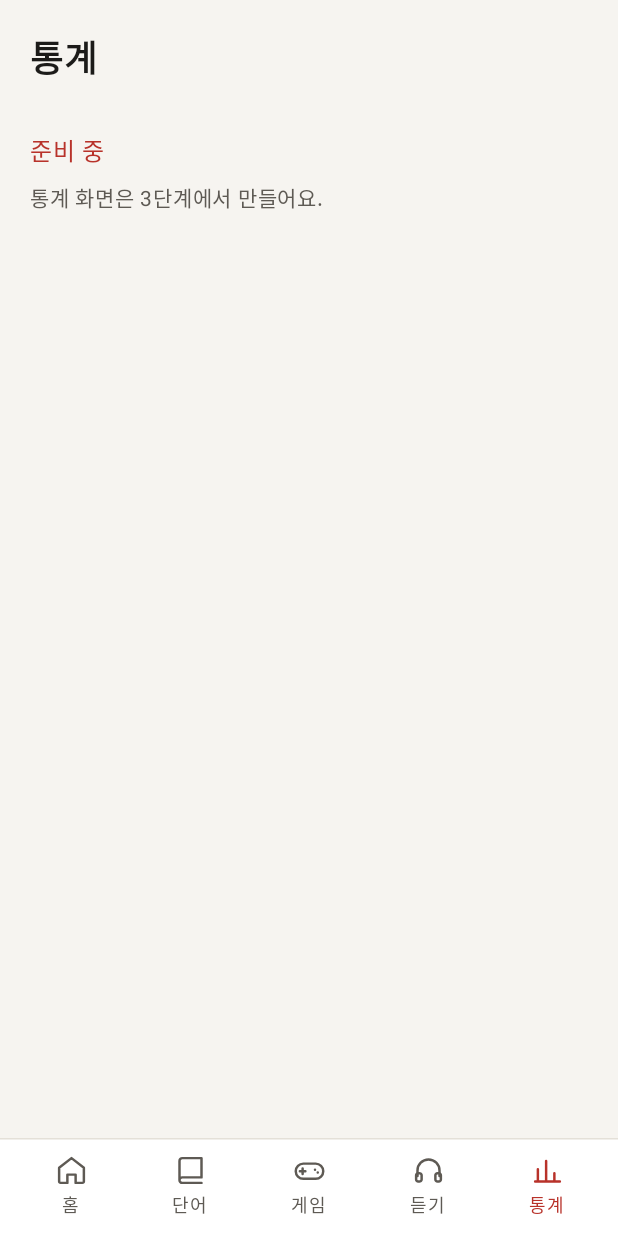
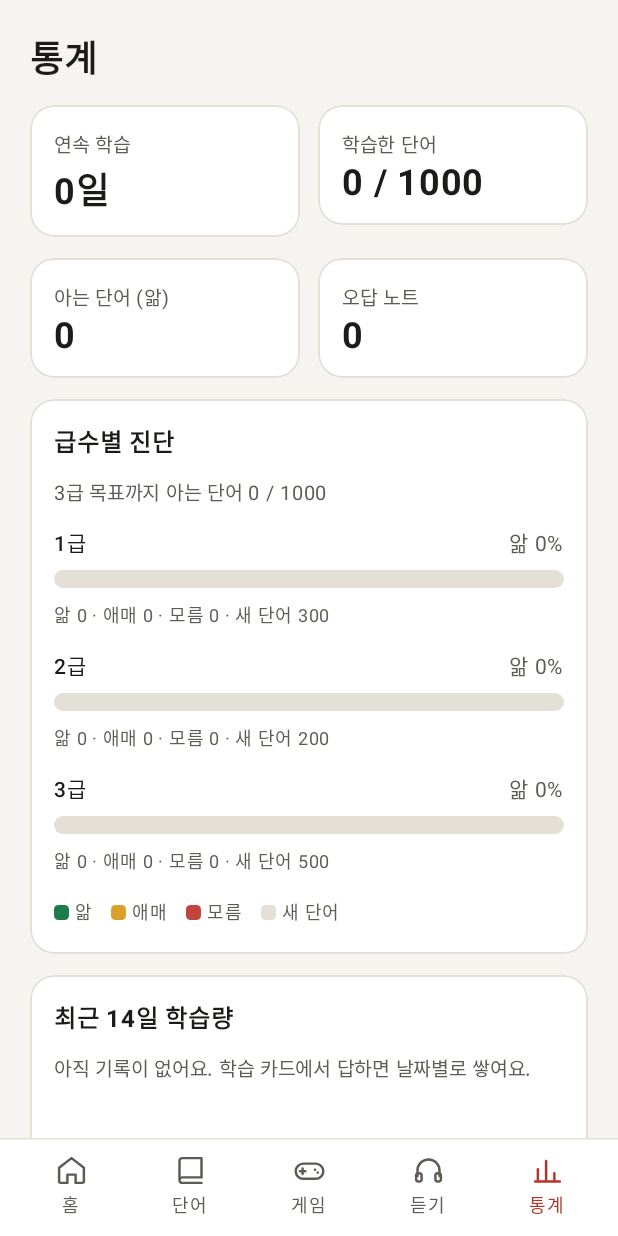
Before and after one commit to hwanseong/hskStudy, an Android app built with Jetpack Compose: the screen it shows after launch (MainActivity), item 5 of the bottom bar chosen, on a phone screen of 412 x 824 dp. Run offline under Robolectric (Android 15) with nearby library versions, the phone set to English and light mode, and no system bars; 3 statements that could not run were skipped.

Commit message:
통계 화면
- 연속 학습, 학습한 단어, 아는 단어, 오답 노트 수
- 급수별 진단: 앎·애매·모름·새 단어 분포
- 최근 14일 학습량 (오늘부터 날짜별로 답한 횟수 기록)
- 게임 정답률 추이(최근 20판), 평균 정답률·최고 점수, 최근 게임 5판

Co-Authored-By: Claude Opus 5.5 <noreply@anthropic.com>
Claude-Session: https://claude.ai/code/session_01DjX9FZwJxRMdZwod29hHRJ

```diff
--- a/app/src/main/java/com/hwanseong/hskstudy/MainActivity.kt
+++ b/app/src/main/java/com/hwanseong/hskstudy/MainActivity.kt
@@ -145,7 +145,7 @@ fun App(data: VocabData, progress: ProgressStore, requestedTab: MutableState<Tab
                         Tab.WORDS -> WordsScreen(data, progress)
                         Tab.GAME -> GameSetupScreen(data) { s -> gameKey += 1; game = s }
                         Tab.LISTEN -> ListenScreen(data)
-                        Tab.STATS -> ComingSoon("통계", "통계 화면은 3단계에서 만들어요.")
+                        Tab.STATS -> StatsScreen(data, progress)
                     }
                     if (tab != Tab.HOME) BackHandler { tab = Tab.HOME }
                 }
--- a/app/src/main/java/com/hwanseong/hskstudy/Progress.kt
+++ b/app/src/main/java/com/hwanseong/hskstudy/Progress.kt
@@ -47,7 +47,14 @@ class ProgressStore(context: Context) {
         status[id] = s
         prefs.edit().putInt("s_$id", s.code).apply()
         markStudiedToday()
+        val key = "d_${LocalDate.now()}"
+        daily.edit().putInt(key, daily.getInt(key, 0) + 1).apply()
     }
+
+    /** 날짜별 답한 횟수 (통계용). 키 "d_2026-11-21" */
+    private val daily = context.getSharedPreferences("daily", Context.MODE_PRIVATE)
+
+    fun answeredOn(date: LocalDate): Int = daily.getInt("d_$date", 0)
 
     fun isFavorite(id: Int): Boolean = favorites[id] == true
 
--- /dev/null
+++ b/app/src/main/java/com/hwanseong/hskstudy/StatsScreen.kt
@@ -0,0 +1,236 @@
+package com.hwanseong.hskstudy
+
+import android.content.Context
+import androidx.compose.foundation.Canvas
+import androidx.compose.foundation.background
+import androidx.compose.foundation.border
+import androidx.compose.foundation.layout.Arrangement
+import androidx.compose.foundation.layout.Box
+import androidx.compose.foundation.layout.Column
+import androidx.compose.foundation.layout.Row
+import androidx.compose.foundation.layout.fillMaxSize
+import androidx.compose.foundation.layout.fillMaxWidth
+import androidx.compose.foundation.layout.height
+import androidx.compose.foundation.layout.padding
+import androidx.compose.foundation.layout.size
+import androidx.compose.foundation.rememberScrollState
+import androidx.compose.foundation.shape.RoundedCornerShape
+import androidx.compose.foundation.verticalScroll
+import androidx.compose.material3.Text
+import androidx.compose.runtime.Composable
+import androidx.compose.ui.Alignment
+import androidx.compose.ui.Modifier
+import androidx.compose.ui.draw.clip
+import androidx.compose.ui.geometry.CornerRadius
+import androidx.compose.ui.geometry.Offset
+import androidx.compose.ui.geometry.Size
+import androidx.compose.ui.graphics.Color
+import androidx.compose.ui.graphics.PathEffect
+import androidx.compose.ui.platform.LocalContext
+import androidx.compose.ui.text.font.FontWeight
+import androidx.compose.ui.text.style.TextAlign
+import androidx.compose.ui.unit.dp
+import androidx.compose.ui.unit.sp
+import java.time.Instant
+import java.time.LocalDate
+import java.time.ZoneId
+import java.time.format.DateTimeFormatter
+
+/** 게임 기록 한 줄: 시각,모드,급수,푼 문제,맞힌 문제,점수,최고 콤보,초 */
+data class GameRecord(val at: Long, val mode: String, val level: Int, val answered: Int, val correct: Int, val score: Int) {
+    val rate: Int get() = if (answered == 0) 0 else correct * 100 / answered
+}
+
+fun loadGameRecords(c: Context): List<GameRecord> =
+    (c.getSharedPreferences("history", Context.MODE_PRIVATE).getString("games", "") ?: "")
+        .lines().mapNotNull { line ->
+            val f = line.split(",")
+            if (f.size < 6) null else runCatching {
+                GameRecord(f[0].toLong(), f[1], f[2].toInt(), f[3].toInt(), f[4].toInt(), f[5].toInt())
+            }.getOrNull()
+        }
+
+private val KnownC = Color(0xFF1F7A4D)
+private val UnsureC = Color(0xFFD9A12B)
+private val UnknownC = Color(0xFFC2453B)
+private val NewC = Color(0xFFE4E0D8)
+
+@Composable
+fun StatsScreen(data: VocabData, progress: ProgressStore) {
+    val context = LocalContext.current
+    val games = loadGameRecords(context)
+    val wrongCount = WrongNote.keys(context).size
+    val studied = data.words.count { progress.statusOf(it.id) != WordStatus.NEW }
+    val known = data.words.count { progress.statusOf(it.id) == WordStatus.KNOWN }
+    val today = LocalDate.now()
+    val days = (13 downTo 0).map { today.minusDays(it.toLong()) }
+    val daily = days.map { progress.answeredOn(it) }
+
+    Column(
+        Modifier.fillMaxSize().verticalScroll(rememberScrollState()).padding(horizontal = 20.dp),
+        verticalArrangement = Arrangement.spacedBy(14.dp),
+    ) {
+        Text("통계", fontSize = 24.sp, fontWeight = FontWeight.Bold, color = Ink, modifier = Modifier.padding(top = 20.dp))
+
+        Row(horizontalArrangement = Arrangement.spacedBy(12.dp)) {
+            Stat("연속 학습", "${progress.streak}일", Modifier.weight(1f))
+            Stat("학습한 단어", "$studied / ${data.words.size}", Modifier.weight(1f))
+        }
+        Row(horizontalArrangement = Arrangement.spacedBy(12.dp)) {
+            Stat("아는 단어 (앎)", "$known", Modifier.weight(1f))
+            Stat("오답 노트", "$wrongCount", Modifier.weight(1f))
+        }
+
+        // 진단: 급수별 상태 분포
+        Card("급수별 진단") {
+            Text("3급 목표까지 아는 단어 $known / ${data.words.size}", fontSize = 13.sp, color = Secondary)
+            for (level in 1..3) {
+                val ws = data.words.filter { it.level == level }
+                val k = ws.count { progress.statusOf(it.id) == WordStatus.KNOWN }
+                val u = ws.count { progress.statusOf(it.id) == WordStatus.UNSURE }
+                val x = ws.count { progress.statusOf(it.id) == WordStatus.UNKNOWN }
+                val n = ws.size - k - u - x
+                Column(verticalArrangement = Arrangement.spacedBy(6.dp)) {
+                    Row(Modifier.fillMaxWidth(), horizontalArrangement = Arrangement.SpaceBetween) {
+                        Text("${level}급", fontSize = 14.sp, fontWeight = FontWeight.Medium, color = Ink)
+                        Text("앎 ${k * 100 / ws.size.coerceAtLeast(1)}%", fontSize = 14.sp, color = Secondary)
+                    }
+                    StackedBar(listOf(k to KnownC, u to UnsureC, x to UnknownC, n to NewC))
+                    Text("앎 $k · 애매 $u · 모름 $x · 새 단어 $n", fontSize = 12.sp, color = Secondary)
+                }
+            }
+            Legend()
+        }
+
+        // 최근 14일 학습량
+        Card("최근 14일 학습량") {
+            val total = daily.sum()
+            Text(
+                if (total == 0) "아직 기록이 없어요. 학습 카드에서 답하면 날짜별로 쌓여요." else "14일 동안 ${total}번 답했어요",
+                fontSize = 13.sp, color = Secondary,
+            )
+            BarChart(daily, highlightLast = true)
+            Row(Modifier.fillMaxWidth(), horizontalArrangement = Arrangement.SpaceBetween) {
+                val f = DateTimeFormatter.ofPattern("M/d")
+                Text(days.first().format(f), fontSize = 11.sp, color = Secondary)
+                Text("오늘", fontSize = 11.sp, color = Secondary)
+            }
+        }
+
+        // 게임 정답률 추이
+        Card("게임 정답률") {
+            if (games.isEmpty()) {
+                Text("아직 게임 기록이 없어요.", fontSize = 13.sp, color = Secondary)
+            } else {
+                val recent = games.takeLast(20)
+                val avg = games.sumOf { it.correct } * 100 / games.sumOf { it.answered }.coerceAtLeast(1)
+                Text("게임 ${games.size}판 · 평균 정답률 $avg% · 최고 점수 ${"%,d".format(games.maxOf { it.score })}", fontSize = 13.sp, color = Secondary)
+                RateChart(recent.map { it.rate })
+                Text("최근 ${recent.size}판, 왼쪽이 오래된 판 · 점선은 80%", fontSize = 11.sp, color = Secondary)
+            }
+        }
+
+        if (games.isNotEmpty()) {
+            Card("최근 게임") {
+                val f = DateTimeFormatter.ofPattern("M/d HH:mm")
+                games.takeLast(5).reversed().forEach { g ->
+                    Row(Modifier.fillMaxWidth().padding(vertical = 4.dp), verticalAlignment = Alignment.CenterVertically) {
+                        Text(
+                            Instant.ofEpochMilli(g.at).atZone(ZoneId.systemDefault()).format(f),
+                            fontSize = 13.sp, color = Secondary, modifier = Modifier.weight(1.1f),
+                        )
+                        Text(
+                            "${if (g.mode == "word") "단어" else "예문"} · ${if (g.level == 0) "전체" else "${g.level}급"}",
+                            fontSize = 13.sp, color = Ink, modifier = Modifier.weight(1f),
+                        )
+                        Text("${g.correct}/${g.answered}", fontSize = 13.sp, color = Ink, modifier = Modifier.weight(0.6f), textAlign = TextAlign.End)
+                        Text("${g.rate}%", fontSize = 13.sp, fontWeight = FontWeight.Medium, color = Ink, modifier = Modifier.weight(0.6f), textAlign = TextAlign.End)
+                    }
+                }
+            }
+        }
+        Box(Modifier.height(16.dp))
+    }
+}
+
+@Composable
+private fun Stat(label: String, value: String, modifier: Modifier) {
+    Column(
+        modifier.clip(RoundedCornerShape(16.dp)).background(Surface).border(1.dp, Border, RoundedCornerShape(16.dp))
+            .padding(horizontal = 16.dp, vertical = 14.dp),
+    ) {
+        Text(label, fontSize = 13.sp, color = Secondary)
+        Text(value, fontSize = 24.sp, fontWeight = FontWeight.Bold, color = Ink)
+    }
+}
+
+@Composable
+private fun Card(title: String, content: @Composable () -> Unit) {
+    Column(
+        Modifier.fillMaxWidth().clip(RoundedCornerShape(16.dp)).background(Surface)
+            .border(1.dp, Border, RoundedCornerShape(16.dp)).padding(16.dp),
+        verticalArrangement = Arrangement.spacedBy(10.dp),
+    ) {
+        Text(title, fontSize = 16.sp, fontWeight = FontWeight.Bold, color = Ink)
+        content()
+    }
+}
+
+@Composable
+private fun StackedBar(parts: List<Pair<Int, Color>>) {
+    val total = parts.sumOf { it.first }.coerceAtLeast(1)
+    Canvas(Modifier.fillMaxWidth().height(12.dp).clip(RoundedCornerShape(6.dp))) {
+        var x = 0f
+        parts.forEach { (n, c) ->
+            val w = size.width * n / total
+            if (w > 0f) drawRect(c, topLeft = Offset(x, 0f), size = Size(w, size.height))
+            x += w
+        }
+    }
+}
+
+@Composable
+private fun Legend() {
+    Row(horizontalArrangement = Arrangement.spacedBy(12.dp)) {
+        listOf("앎" to KnownC, "애매" to UnsureC, "모름" to UnknownC, "새 단어" to NewC).forEach { (l, c) ->
+            Row(verticalAlignment = Alignment.CenterVertically, horizontalArrangement = Arrangement.spacedBy(4.dp)) {
+                Box(Modifier.size(10.dp).clip(RoundedCornerShape(3.dp)).background(c))
+                Text(l, fontSize = 12.sp, color = Secondary)
+            }
+        }
+    }
+}
+
+@Composable
+private fun BarChart(values: List<Int>, highlightLast: Boolean) {
+    val max = (values.maxOrNull() ?: 0).coerceAtLeast(1)
+    Canvas(Modifier.fillMaxWidth().height(96.dp)) {
+        val gap = 6.dp.toPx()
+        val w = (size.width - gap * (values.size - 1)) / values.size
+        values.forEachIndexed { i, v ->
+            val h = if (v == 0) 2.dp.toPx() else size.height * v / max
+            val color = if (highlightLast && i == values.lastIndex) Accent else if (v == 0) Track else Color(0xFFD9A79F)
+            drawRoundRect(
+                color, topLeft = Offset(i * (w + gap), size.height - h), size = Size(w, h),
+                cornerRadius = CornerRadius(3.dp.toPx()),
+            )
+        }
+    }
+}
+
+@Composable
+private fun RateChart(rates: List<Int>) {
+    Canvas(Modifier.fillMaxWidth().height(110.dp)) {
+        val y80 = size.height * (1 - 0.8f)
+        drawLine(
+            Secondary.copy(alpha = 0.5f), Offset(0f, y80), Offset(size.width, y80), strokeWidth = 1.dp.toPx(),
+            pathEffect = PathEffect.dashPathEffect(floatArrayOf(8f, 8f)),
+        )
+        drawLine(Track, Offset(0f, size.height), Offset(size.width, size.height), strokeWidth = 1.dp.toPx())
+        if (rates.isEmpty()) return@Canvas
+        val step = if (rates.size == 1) 0f else size.width / (rates.size - 1)
+        val pts = rates.mapIndexed { i, r -> Offset(if (rates.size == 1) size.width / 2 else i * step, size.height * (1 - r / 100f)) }
+        for (i in 1 until pts.size) drawLine(Accent, pts[i - 1], pts[i], strokeWidth = 2.dp.toPx())
+        pts.forEach { drawCircle(Accent, radius = 3.5.dp.toPx(), center = it) }
+    }
+}
```
